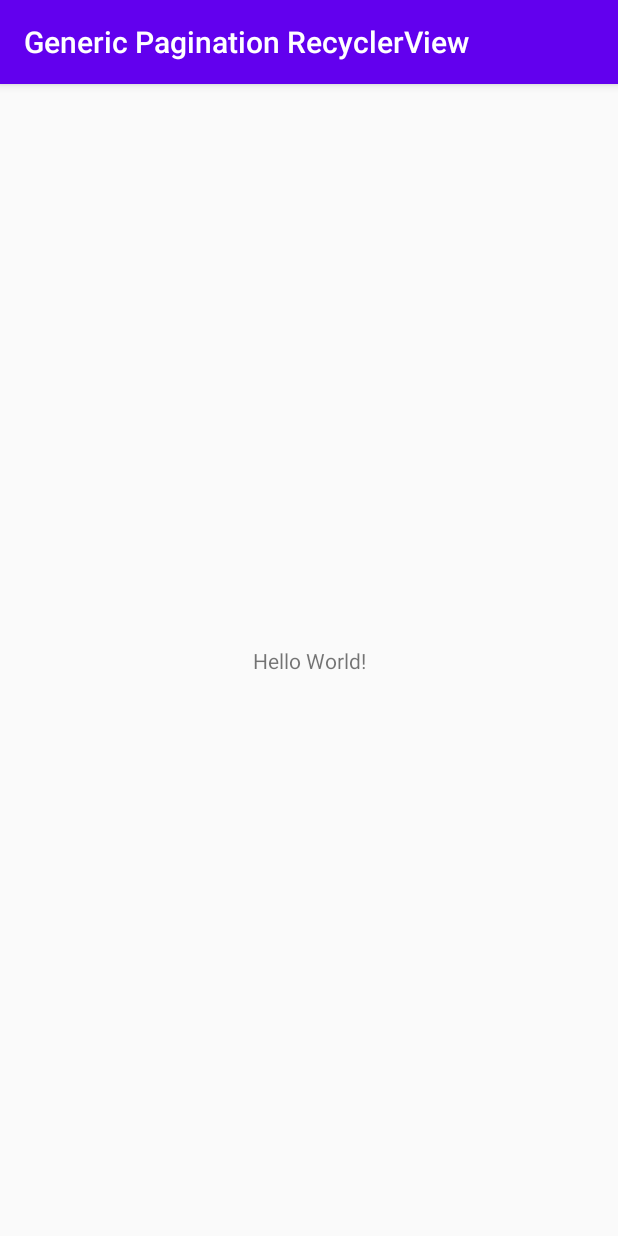
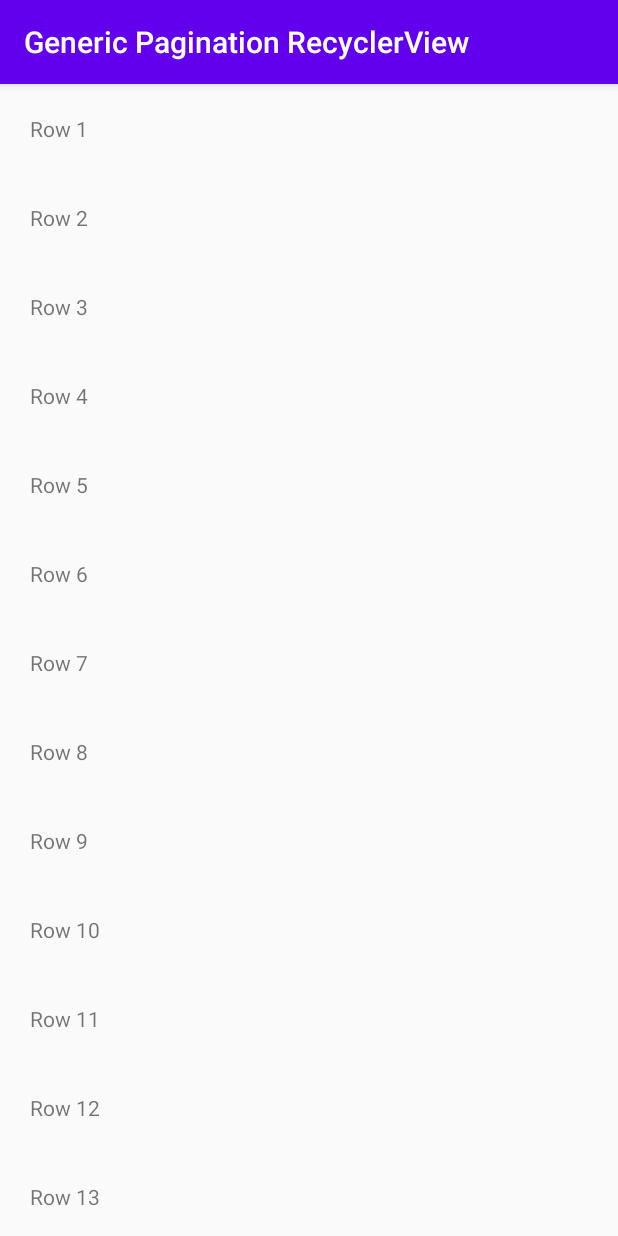
Before and after one commit to pirayeh/paginationRecyclerView, an Android app: the screen it shows after launch (MainActivity), on a phone screen of 412 x 824 dp. Run offline under Robolectric (Android 15) with nearby library versions, the phone set to English and light mode, and no system bars.

Commit message:
Implemented sample. Changed onLoading to onLoadingChanged.

```diff
--- a/app/build.gradle
+++ b/app/build.gradle
@@ -21,6 +21,12 @@ android {
         }
     }
 
+    compileOptions {
+        sourceCompatibility JavaVersion.VERSION_1_8
+        targetCompatibility JavaVersion.VERSION_1_8
+    }
+
+
 }
 
 dependencies {
@@ -31,4 +37,8 @@ dependencies {
     testImplementation 'junit:junit:4.12'
     androidTestImplementation 'androidx.test.ext:junit:1.1.1'
     androidTestImplementation 'androidx.test.espresso:espresso-core:3.2.0'
+
+    implementation "androidx.swiperefreshlayout:swiperefreshlayout:1.0.0"
+    implementation 'androidx.recyclerview:recyclerview:1.1.0'
+    implementation project(path: ':paginationrecyclerview')
 }
--- a/app/src/main/java/ir/pirayeh1485/paginationrecyclerview/sample/MainActivity.java
+++ b/app/src/main/java/ir/pirayeh1485/paginationrecyclerview/sample/MainActivity.java
@@ -1,14 +1,97 @@
 package ir.pirayeh1485.paginationrecyclerview.sample;
 
+import android.os.Bundle;
+import android.view.View;
+
 import androidx.appcompat.app.AppCompatActivity;
+import androidx.recyclerview.widget.LinearLayoutManager;
+import androidx.swiperefreshlayout.widget.SwipeRefreshLayout;
 
-import android.os.Bundle;
+import java.util.ArrayList;
+
+import ir.pirayeh1485.paginationrecyclerview.PaginationAdapter;
+import ir.pirayeh1485.paginationrecyclerview.PaginationRecyclerView;
 
 public class MainActivity extends AppCompatActivity {
+
+    private static final int TOTAL_DATA_COUNT = 160;
+    private int row_per_page = 25;
+
+    private PaginationRecyclerView recyclerView;
+    private PaginationAdapter adapter;
+
+    private View loading;
+
+    private SwipeRefreshLayout swipeRefresh;
 
     @Override
     protected void onCreate(Bundle savedInstanceState) {
         super.onCreate(savedInstanceState);
         setContentView(R.layout.activity_main);
+
+        swipeRefresh = findViewById(R.id.swipeRefresh);
+        loading = findViewById(R.id.loading);
+        recyclerView = findViewById(R.id.mainRecycler);
+
+        initRecyclerView();
+
+        initSwipeRefresh();
+
+        requestData(1);
+    }
+
+    private void initSwipeRefresh() {
+        swipeRefresh.setOnRefreshListener(() -> {
+            recyclerView.refresh();
+            requestData(1);
+        });
+    }
+
+    private void initRecyclerView() {
+        recyclerView.setLayoutManager(new LinearLayoutManager(this, LinearLayoutManager.VERTICAL, false));
+        recyclerView.setStartLoadingFromLast(4);
+        recyclerView.setRowPerPage(row_per_page);
+        recyclerView.setOnLoadMoreListener(new PaginationRecyclerView.OnLoadMoreListener() {
+            @Override
+            public void onRequestLoadMore(int page, int rowPerPage) {
+                requestData(page);
+            }
+
+            @Override
+            public void onLoadingChanged(boolean isLoading) {
+                loading.setVisibility(isLoading ? View.VISIBLE : View.GONE);
+            }
+        });
+
+        adapter = new MyAdapter(this, null);
+        recyclerView.setAdapter(adapter);
+    }
+
+
+    private void requestData(int page) {
+
+        new Thread(() -> {
+
+            try {
+                Thread.sleep(2000);
+            } catch (InterruptedException e) {
+                e.printStackTrace();
+            }
+
+            ArrayList<String> data = new ArrayList<>();
+            for (int i = 1; i <= row_per_page; i++) {
+                int releasedDataCount = i + ((page - 1) * row_per_page);
+                if (releasedDataCount > TOTAL_DATA_COUNT)
+                    break;
+
+                data.add("Row " + releasedDataCount);
+            }
+
+            runOnUiThread(() -> {
+                adapter.addAllItems(data);
+                swipeRefresh.setRefreshing(false);
+            });
+
+        }).start();
     }
 }
--- /dev/null
+++ b/app/src/main/java/ir/pirayeh1485/paginationrecyclerview/sample/MyAdapter.java
@@ -0,0 +1,50 @@
+package ir.pirayeh1485.paginationrecyclerview.sample;
+
+import android.content.Context;
+import android.view.LayoutInflater;
+import android.view.View;
+import android.view.ViewGroup;
+import android.widget.TextView;
+
+import androidx.annotation.NonNull;
+
+import java.util.List;
+
+import ir.pirayeh1485.paginationrecyclerview.PaginationAdapter;
+import ir.pirayeh1485.paginationrecyclerview.PaginationViewHolder;
+
+class MyAdapter extends PaginationAdapter<String, MyAdapter.SampleViewHolder> {
+
+    MyAdapter(Context context, List<String> dataSet) {
+        super(context, dataSet);
+    }
+
+    @NonNull
+    @Override
+    public SampleViewHolder onCreateViewHolder(@NonNull ViewGroup parent, int viewType) {
+        View view = LayoutInflater.from(context).inflate(R.layout.layout_row, parent, false);
+        return new SampleViewHolder(view);
+    }
+
+
+    class SampleViewHolder extends PaginationViewHolder<String> {
+
+        private TextView txtRow;
+
+        SampleViewHolder(@NonNull View itemView) {
+            super(itemView);
+            txtRow = itemView.findViewById(R.id.txtRow);
+        }
+
+        @Override
+        public void bindData(String data) {
+            txtRow.setText(data);
+        }
+
+        @Override
+        public void onClick(View v) {
+            if (mItemClickListener != null)
+                mItemClickListener.onItemSelect(dataSet.get(getCurrentPosition()));
+        }
+    }
+}
--- a/app/src/main/res/layout/activity_main.xml
+++ b/app/src/main/res/layout/activity_main.xml
@@ -6,13 +6,25 @@
     android:layout_height="match_parent"
     tools:context=".MainActivity">
 
-    <TextView
+    <androidx.swiperefreshlayout.widget.SwipeRefreshLayout
+        android:id="@+id/swipeRefresh"
+        android:layout_width="match_parent"
+        android:layout_height="match_parent">
+
+        <ir.pirayeh1485.paginationrecyclerview.PaginationRecyclerView
+            android:id="@+id/mainRecycler"
+            android:layout_width="match_parent"
+            android:layout_height="match_parent" />
+    </androidx.swiperefreshlayout.widget.SwipeRefreshLayout>
+
+    <ProgressBar
+        android:id="@+id/loading"
+        style="?android:attr/progressBarStyle"
         android:layout_width="wrap_content"
         android:layout_height="wrap_content"
-        android:text="Hello World!"
+        android:visibility="gone"
         app:layout_constraintBottom_toBottomOf="parent"
-        app:layout_constraintLeft_toLeftOf="parent"
-        app:layout_constraintRight_toRightOf="parent"
-        app:layout_constraintTop_toTopOf="parent" />
+        app:layout_constraintEnd_toEndOf="@+id/swipeRefresh"
+        app:layout_constraintStart_toStartOf="@+id/swipeRefresh" />
 
 </androidx.constraintlayout.widget.ConstraintLayout>
--- /dev/null
+++ b/app/src/main/res/layout/layout_row.xml
@@ -0,0 +1,20 @@
+<?xml version="1.0" encoding="utf-8"?>
+<androidx.constraintlayout.widget.ConstraintLayout xmlns:android="http://schemas.android.com/apk/res/android"
+    xmlns:app="http://schemas.android.com/apk/res-auto"
+    xmlns:tools="http://schemas.android.com/tools"
+    android:layout_width="match_parent"
+    android:layout_height="wrap_content"
+    tools:context=".MainActivity">
+
+    <TextView
+        android:id="@+id/txtRow"
+        android:layout_width="match_parent"
+        android:layout_height="wrap_content"
+        android:padding="20dp"
+        app:layout_constraintBottom_toBottomOf="parent"
+        app:layout_constraintEnd_toEndOf="parent"
+        app:layout_constraintLeft_toLeftOf="parent"
+        app:layout_constraintRight_toRightOf="parent"
+        app:layout_constraintTop_toTopOf="parent" />
+
+</androidx.constraintlayout.widget.ConstraintLayout>
--- a/paginationrecyclerview/src/main/java/ir/pirayeh1485/paginationrecyclerview/PaginationRecyclerView.java
+++ b/paginationrecyclerview/src/main/java/ir/pirayeh1485/paginationrecyclerview/PaginationRecyclerView.java
@@ -89,7 +89,7 @@ public final class PaginationRecyclerView extends RecyclerView {
     public void setLoading(boolean loading) {
         this.loading = loading;
         if (mLoadMoreListener != null) {
-            mLoadMoreListener.onLoading(loading && !canScrollVertically(1));
+            mLoadMoreListener.onLoadingChanged(loading && !canScrollVertically(1));
         }
     }
 
@@ -182,7 +182,7 @@ public final class PaginationRecyclerView extends RecyclerView {
     public interface OnLoadMoreListener {
         void onRequestLoadMore(int page, int rowPerPage);
 
-        void onLoading(boolean isEnd);
+        void onLoadingChanged(boolean isLoading);
     }
 
     boolean isEndBottom;
@@ -212,7 +212,7 @@ public final class PaginationRecyclerView extends RecyclerView {
 
                 //onScrolledToTop
                 if (mLoadMoreListener != null) {
-                    mLoadMoreListener.onLoading(isEndBottom);
+                    mLoadMoreListener.onLoadingChanged(isEndBottom);
                     mLoadMoreListener.onRequestLoadMore(getPage(), getRowPerPage());
                 }
 
```
Also changed, not shown: 1 other file.
